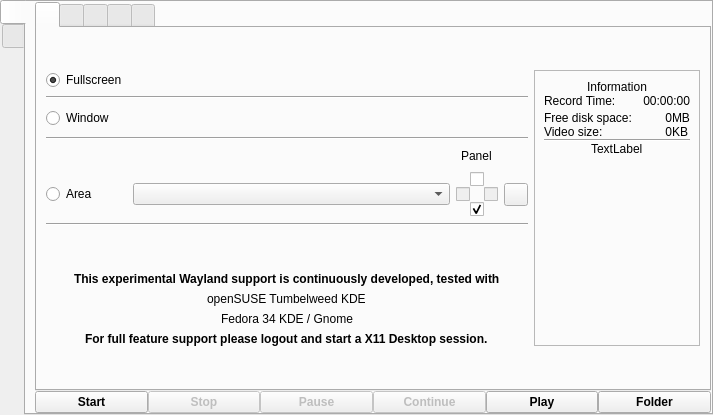
Old version of the form src/wayland/formMainWindow_wl.ui in the repository vkohaupt/vokoscreenNG.
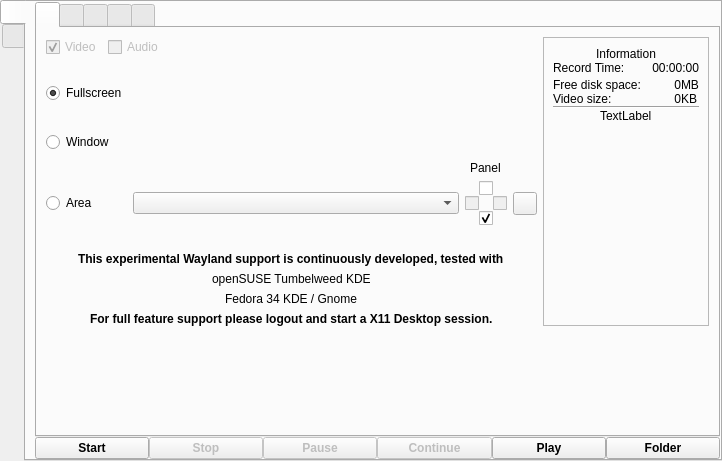
New version of the form. Icons and pictures are not drawn.

```diff
--- a/src/wayland/formMainWindow_wl.ui
+++ b/src/wayland/formMainWindow_wl.ui
@@ -6,8 +6,8 @@
    <rect>
     <x>0</x>
     <y>0</y>
-    <width>713</width>
-    <height>415</height>
+    <width>722</width>
+    <height>461</height>
    </rect>
   </property>
   <property name="windowTitle">
@@ -89,7 +89,17 @@
              <layout class="QVBoxLayout" name="verticalLayout_7">
               <item>
                <layout class="QGridLayout" name="gridLayout_2">
+                <item row="7" column="1">
+                 <widget class="QComboBox" name="comboBoxScreencastScreenArea"/>
+                </item>
                 <item row="1" column="0">
+                 <widget class="QLabel" name="label_9">
+                  <property name="text">
+                   <string/>
+                  </property>
+                 </widget>
+                </item>
+                <item row="2" column="0">
                  <widget class="QRadioButton" name="radioButtonScreencastFullscreen">
                   <property name="text">
                    <string notr="true">Fullscreen</string>
@@ -102,25 +112,74 @@
                   </attribute>
                  </widget>
                 </item>
-                <item row="8" column="0" colspan="4">
-                 <widget class="Line" name="line_5">
-                  <property name="orientation">
-                   <enum>Qt::Horizontal</enum>
+                <item row="0" column="0" colspan="4">
+                 <layout class="QHBoxLayout" name="horizontalLayout_3">
+                  <item>
+                   <widget class="QCheckBox" name="checkBox">
+                    <property name="enabled">
+                     <bool>false</bool>
+                    </property>
+                    <property name="text">
+                     <string notr="true">Video</string>
+                    </property>
+                    <property name="checked">
+                     <bool>true</bool>
+                    </property>
+                   </widget>
+                  </item>
+                  <item>
+                   <widget class="QCheckBox" name="checkBox_2">
+                    <property name="enabled">
+                     <bool>false</bool>
+                    </property>
+                    <property name="text">
+                     <string notr="true">Audio</string>
+                    </property>
+                   </widget>
+                  </item>
+                  <item>
+                   <spacer name="horizontalSpacer_5">
+                    <property name="orientation">
+                     <enum>Qt::Horizontal</enum>
+                    </property>
+                    <property name="sizeHint" stdset="0">
+                     <size>
+                      <width>40</width>
+                      <height>20</height>
+                     </size>
+                    </property>
+                   </spacer>
+                  </item>
+                 </layout>
+                </item>
+                <item row="9" column="0" colspan="4" alignment="Qt::AlignHCenter">
+                 <widget class="QLabel" name="label">
+                  <property name="font">
+                   <font>
+                    <weight>75</weight>
+                    <bold>true</bold>
+                   </font>
                   </property>
+                  <property name="text">
+                   <string notr="true">This experimental Wayland support is continuously developed, tested with</string>
+                  </property>
                  </widget>
                 </item>
-                <item row="7" column="3">
-                 <widget class="QToolButton" name="toolButtonScreencastAreaReset">
+                <item row="10" column="0" colspan="4" alignment="Qt::AlignHCenter">
+                 <widget class="QLabel" name="label_2">
                   <property name="text">
-                   <string notr="true"/>
+                   <string notr="true">openSUSE Tumbelweed KDE</string>
                   </property>
-                  <property name="icon">
-                   <iconset resource="../screencast.qrc">
-                    <normaloff>:/pictures/screencast/undo.png</normaloff>:/pictures/screencast/undo.png</iconset>
+                 </widget>
+                </item>
+                <item row="11" column="0" colspan="4" alignment="Qt::AlignHCenter">
+                 <widget class="QLabel" name="label_4">
+                  <property name="text">
+                   <string notr="true">Fedora 34 KDE / Gnome</string>
                   </property>
                  </widget>
                 </item>
-                <item row="13" column="0" colspan="4" alignment="Qt::AlignHCenter">
+                <item row="12" column="0" colspan="4" alignment="Qt::AlignHCenter">
                  <widget class="QLabel" name="label_6">
                   <property name="font">
                    <font>
@@ -133,7 +192,7 @@
                   </property>
                  </widget>
                 </item>
-                <item row="3" column="0" rowspan="2">
+                <item row="4" column="0" rowspan="2">
                  <widget class="QRadioButton" name="radioButtonScreencastWindow">
                   <property name="text">
                    <string notr="true">Window</string>
@@ -143,7 +202,121 @@
                   </attribute>
                  </widget>
                 </item>
-                <item row="1" column="4" rowspan="13">
+                <item row="8" column="0">
+                 <widget class="QLabel" name="label_10">
+                  <property name="text">
+                   <string/>
+                  </property>
+                 </widget>
+                </item>
+                <item row="7" column="2">
+                 <layout class="QGridLayout" name="gridLayout_3">
+                  <property name="spacing">
+                   <number>0</number>
+                  </property>
+                  <item row="2" column="2" alignment="Qt::AlignHCenter">
+                   <widget class="QCheckBox" name="checkBox_panel_right">
+                    <property name="enabled">
+                     <bool>false</bool>
+                    </property>
+                    <property name="text">
+                     <string notr="true"/>
+                    </property>
+                    <property name="autoExclusive">
+                     <bool>true</bool>
+                    </property>
+                   </widget>
+                  </item>
+                  <item row="2" column="0" alignment="Qt::AlignHCenter">
+                   <widget class="QCheckBox" name="checkBox_panel_left">
+                    <property name="enabled">
+                     <bool>false</bool>
+                    </property>
+                    <property name="text">
+                     <string notr="true"/>
+                    </property>
+                    <property name="autoExclusive">
+                     <bool>true</bool>
+                    </property>
+                   </widget>
+                  </item>
+                  <item row="1" column="1" alignment="Qt::AlignHCenter">
+                   <widget class="QCheckBox" name="checkBox_panel_top">
+                    <property name="text">
+                     <string notr="true"/>
+                    </property>
+                    <property name="checked">
+                     <bool>false</bool>
+                    </property>
+                    <property name="autoExclusive">
+                     <bool>true</bool>
+                    </property>
+                   </widget>
+                  </item>
+                  <item row="3" column="1" alignment="Qt::AlignHCenter">
+                   <widget class="QCheckBox" name="checkBox_panel_bottom">
+                    <property name="text">
+                     <string notr="true"/>
+                    </property>
+                    <property name="checked">
+                     <bool>true</bool>
+                    </property>
+                    <property name="autoExclusive">
+                     <bool>true</bool>
+                    </property>
+                   </widget>
+                  </item>
+                 </layout>
+                </item>
+                <item row="7" column="0">
+                 <widget class="QRadioButton" name="radioButtonScreencastArea">
+                  <property name="text">
+                   <string notr="true">Area</string>
+                  </property>
+                  <attribute name="buttonGroup">
+                   <string notr="true">buttonGroup</string>
+                  </attribute>
+                 </widget>
+                </item>
+                <item row="4" column="1">
+                 <spacer name="horizontalSpacer_2">
+                  <property name="orientation">
+                   <enum>Qt::Horizontal</enum>
+                  </property>
+                  <property name="sizeHint" stdset="0">
+                   <size>
+                    <width>40</width>
+                    <height>20</height>
+                   </size>
+                  </property>
+                 </spacer>
+                </item>
+                <item row="6" column="2" alignment="Qt::AlignHCenter">
+                 <widget class="QLabel" name="label_5">
+                  <property name="text">
+                   <string notr="true">Panel</string>
+                  </property>
+                 </widget>
+                </item>
+                <item row="7" column="3">
+                 <widget class="QToolButton" name="toolButtonScreencastAreaReset">
+                  <property name="text">
+                   <string notr="true"/>
+                  </property>
+                  <property name="icon">
+                   <iconset resource="../screencast.qrc">
+                    <normaloff>:/pictures/screencast/undo.png</normaloff>:/pictures/screencast/undo.png</iconset>
+                  </property>
+                 </widget>
+                </item>
+                <item row="3" column="0">
+                 <widget class="QLabel" name="label_7">
+                  <property name="text">
+                   <string/>
+                  </property>
+                 </widget>
+                </item>
+                <item row="0" column="4" rowspan="13">
                  <widget class="QFrame" name="frame_information">
                   <property name="frameShape">
                    <enum>QFrame::StyledPanel</enum>
@@ -284,191 +457,6 @@
                   </layout>
                  </widget>
                 </item>
-                <item row="6" column="1">
-                 <spacer name="horizontalSpacer_4">
-                  <property name="orientation">
-                   <enum>Qt::Horizontal</enum>
-                  </property>
-                  <property name="sizeHint" stdset="0">
-                   <size>
-                    <width>40</width>
-                    <height>20</height>
-                   </size>
-                  </property>
-                 </spacer>
-                </item>
-                <item row="12" column="0" colspan="4" alignment="Qt::AlignHCenter">
-                 <widget class="QLabel" name="label_4">
-                  <property name="text">
-                   <string notr="true">Fedora 34 KDE / Gnome</string>
-                  </property>
-                 </widget>
-                </item>
-                <item row="11" column="0" colspan="4" alignment="Qt::AlignHCenter">
-                 <widget class="QLabel" name="label_2">
-                  <property name="text">
-                   <string notr="true">openSUSE Tumbelweed KDE</string>
-                  </property>
-                 </widget>
-                </item>
-                <item row="10" column="0" colspan="4" alignment="Qt::AlignHCenter">
-                 <widget class="QLabel" name="label">
-                  <property name="font">
-                   <font>
-                    <weight>75</weight>
-                    <bold>true</bold>
-                   </font>
-                  </property>
-                  <property name="text">
-                   <string notr="true">This experimental Wayland support is continuously developed, tested with</string>
-                  </property>
-                 </widget>
-                </item>
-                <item row="0" column="1">
-                 <spacer name="verticalSpacer_4">
-                  <property name="orientation">
-                   <enum>Qt::Vertical</enum>
-                  </property>
-                  <property name="sizeHint" stdset="0">
-                   <size>
-                    <width>20</width>
-                    <height>40</height>
-                   </size>
-                  </property>
-                 </spacer>
-                </item>
-                <item row="5" column="0" colspan="4">
-                 <widget class="Line" name="line_4">
-                  <property name="orientation">
-                   <enum>Qt::Horizontal</enum>
-                  </property>
-                 </widget>
-                </item>
-                <item row="7" column="0">
-                 <widget class="QRadioButton" name="radioButtonScreencastArea">
-                  <property name="text">
-                   <string notr="true">Area</string>
-                  </property>
-                  <attribute name="buttonGroup">
-                   <string notr="true">buttonGroup</string>
-                  </attribute>
-                 </widget>
-                </item>
-                <item row="3" column="1">
-                 <spacer name="horizontalSpacer_2">
-                  <property name="orientation">
-                   <enum>Qt::Horizontal</enum>
-                  </property>
-                  <property name="sizeHint" stdset="0">
-                   <size>
-                    <width>40</width>
-                    <height>20</height>
-                   </size>
-                  </property>
-                 </spacer>
-                </item>
-                <item row="1" column="1">
-                 <spacer name="horizontalSpacer_3">
-                  <property name="orientation">
-                   <enum>Qt::Horizontal</enum>
-                  </property>
-                  <property name="sizeHint" stdset="0">
-                   <size>
-                    <width>40</width>
-                    <height>20</height>
-                   </size>
-                  </property>
-                 </spacer>
-                </item>
-                <item row="2" column="0" colspan="4">
-                 <widget class="Line" name="line_2">
-                  <property name="orientation">
-                   <enum>Qt::Horizontal</enum>
-                  </property>
-                 </widget>
-                </item>
-                <item row="9" column="0">
-                 <spacer name="verticalSpacer_3">
-                  <property name="orientation">
-                   <enum>Qt::Vertical</enum>
-                  </property>
-                  <property name="sizeHint" stdset="0">
-                   <size>
-                    <width>20</width>
-                    <height>40</height>
-                   </size>
-                  </property>
-                 </spacer>
-                </item>
-                <item row="6" column="2" alignment="Qt::AlignHCenter">
-                 <widget class="QLabel" name="label_5">
-                  <property name="text">
-                   <string notr="true">Panel</string>
-                  </property>
-                 </widget>
-                </item>
-                <item row="7" column="2">
-                 <layout class="QGridLayout" name="gridLayout_3">
-                  <property name="spacing">
-                   <number>0</number>
-                  </property>
-                  <item row="2" column="2" alignment="Qt::AlignHCenter">
-                   <widget class="QCheckBox" name="checkBox_panel_right">
-                    <property name="enabled">
-                     <bool>false</bool>
-                    </property>
-                    <property name="text">
-                     <string notr="true"/>
-                    </property>
-                    <property name="autoExclusive">
-                     <bool>true</bool>
-                    </property>
-                   </widget>
-                  </item>
-                  <item row="2" column="0" alignment="Qt::AlignHCenter">
-                   <widget class="QCheckBox" name="checkBox_panel_left">
-                    <property name="enabled">
-                     <bool>false</bool>
-                    </property>
-                    <property name="text">
-                     <string notr="true"/>
-                    </property>
-                    <property name="autoExclusive">
-                     <bool>true</bool>
-                    </property>
-                   </widget>
-                  </item>
-                  <item row="1" column="1" alignment="Qt::AlignHCenter">
-                   <widget class="QCheckBox" name="checkBox_panel_top">
-                    <property name="text">
-                     <string notr="true"/>
-                    </property>
-                    <property name="checked">
-                     <bool>false</bool>
-                    </property>
-                    <property name="autoExclusive">
-                     <bool>true</bool>
-                    </property>
-                   </widget>
-                  </item>
-                  <item row="3" column="1" alignment="Qt::AlignHCenter">
-                   <widget class="QCheckBox" name="checkBox_panel_bottom">
-                    <property name="text">
-                     <string notr="true"/>
-                    </property>
-                    <property name="checked">
-                     <bool>true</bool>
-                    </property>
-                    <property name="autoExclusive">
-                     <bool>true</bool>
-                    </property>
-                   </widget>
-                  </item>
-                 </layout>
-                </item>
-                <item row="7" column="1">
-                 <widget class="QComboBox" name="comboBoxScreencastScreenArea"/>
-                </item>
                </layout>
               </item>
              </layout>
@@ -744,8 +732,8 @@
                   <rect>
                    <x>0</x>
                    <y>0</y>
-                   <width>387</width>
-                   <height>270</height>
+                   <width>402</width>
+                   <height>325</height>
                   </rect>
                  </property>
                  <layout class="QGridLayout" name="gridLayoutAvailable">
```
